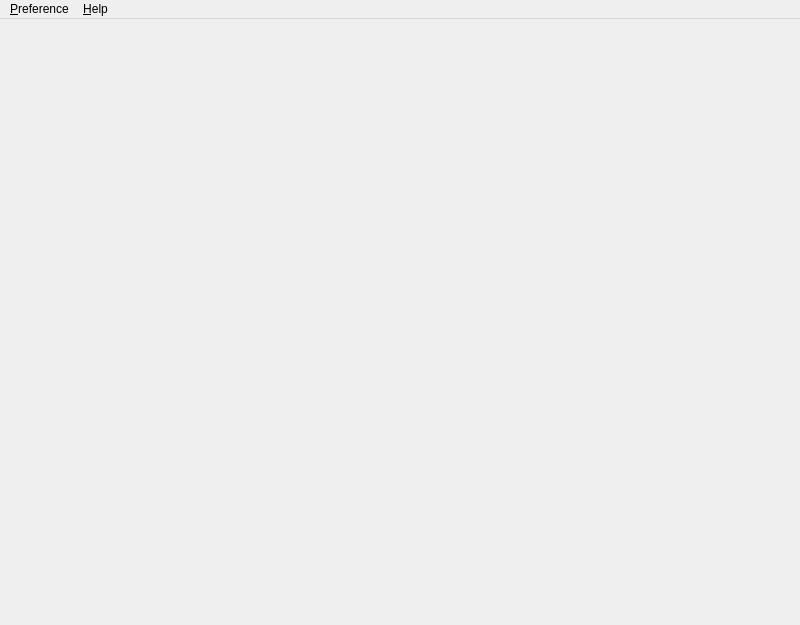
The window that src/mainwindow.ui (shine5402/KiraOtoToolbox) describes before a commit, drawn with Qt 5.
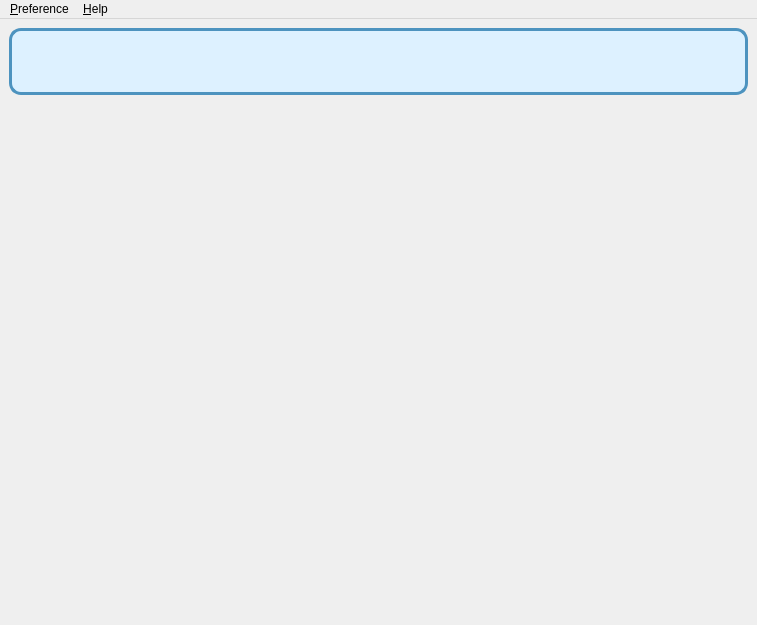
The same window after the commit. Icons and pictures are not drawn.

```diff
--- a/src/mainwindow.ui
+++ b/src/mainwindow.ui
@@ -6,7 +6,7 @@
    <rect>
     <x>0</x>
     <y>0</y>
-    <width>800</width>
+    <width>757</width>
     <height>625</height>
    </rect>
   </property>
@@ -37,11 +37,95 @@
         <rect>
          <x>0</x>
          <y>0</y>
-         <width>800</width>
+         <width>757</width>
          <height>601</height>
         </rect>
        </property>
-       <layout class="QVBoxLayout" name="verticalLayout_2">
+       <layout class="QVBoxLayout" name="verticalLayout_2" stretch="0,0,1,0">
+        <item>
+         <widget class="QFrame" name="argInfoBlock">
+          <property name="styleSheet">
+           <string notr="true">#argInfoBlock {
+border: 3px solid rgb(77, 147, 191);
+border-radius: 12px;
+background:rgb(221, 241, 255);
+margin-bottom:8px;
+}</string>
+          </property>
+          <property name="frameShape">
+           <enum>QFrame::StyledPanel</enum>
+          </property>
+          <property name="frameShadow">
+           <enum>QFrame::Raised</enum>
+          </property>
+          <layout class="QHBoxLayout" name="horizontalLayout">
+           <item>
+            <layout class="QVBoxLayout" name="verticalLayout_3">
+             <item>
+              <widget class="QLabel" name="label">
+               <property name="enabled">
+                <bool>true</bool>
+               </property>
+               <property name="sizePolicy">
+                <sizepolicy hsizetype="Fixed" vsizetype="Fixed">
+                 <horstretch>0</horstretch>
+                 <verstretch>0</verstretch>
+                </sizepolicy>
+               </property>
+               <property name="minimumSize">
+                <size>
+                 <width>36</width>
+                 <height>36</height>
+                </size>
+               </property>
+               <property name="maximumSize">
+                <size>
+                 <width>36</width>
+                 <height>36</height>
+                </size>
+               </property>
+               <property name="pixmap">
+                <pixmap resource="resources/icon/icon.qrc">:/icon/console</pixmap>
+               </property>
+               <property name="scaledContents">
+                <bool>true</bool>
+               </property>
+              </widget>
+             </item>
+             <item>
+              <spacer name="verticalSpacer_3">
+               <property name="orientation">
+                <enum>Qt::Vertical</enum>
+               </property>
+              </spacer>
+             </item>
+            </layout>
+           </item>
+           <item>
+            <widget class="QLabel" name="argInfoLabel">
+             <property name="sizePolicy">
+              <sizepolicy hsizetype="Expanding" vsizetype="Preferred">
+               <horstretch>0</horstretch>
+               <verstretch>0</verstretch>
+              </sizepolicy>
+             </property>
+             <property name="styleSheet">
+              <string notr="true">color:rgb(0, 73, 112);</string>
+             </property>
+             <property name="textFormat">
+              <enum>Qt::RichText</enum>
+             </property>
+             <property name="alignment">
+              <set>Qt::AlignLeading|Qt::AlignLeft|Qt::AlignTop</set>
+             </property>
+             <property name="wordWrap">
+              <bool>true</bool>
+             </property>
+            </widget>
+           </item>
+          </layout>
+         </widget>
+        </item>
         <item>
          <spacer name="verticalSpacer_2">
           <property name="orientation">
@@ -49,8 +133,8 @@
           </property>
           <property name="sizeHint" stdset="0">
            <size>
-            <width>20</width>
-            <height>242</height>
+            <width>0</width>
+            <height>0</height>
            </size>
           </property>
          </spacer>
@@ -65,8 +149,8 @@
           </property>
           <property name="sizeHint" stdset="0">
            <size>
-            <width>20</width>
-            <height>241</height>
+            <width>0</width>
+            <height>0</height>
            </size>
           </property>
          </spacer>
@@ -82,7 +166,7 @@
     <rect>
      <x>0</x>
      <y>0</y>
-     <width>800</width>
+     <width>757</width>
      <height>24</height>
     </rect>
    </property>
```
Left out of the diff: 4 changed lines with no effect on the pictures.
